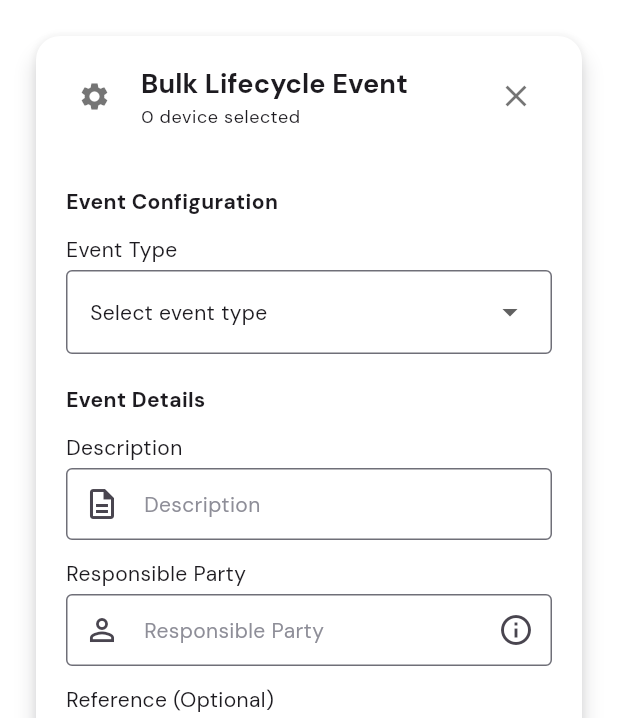
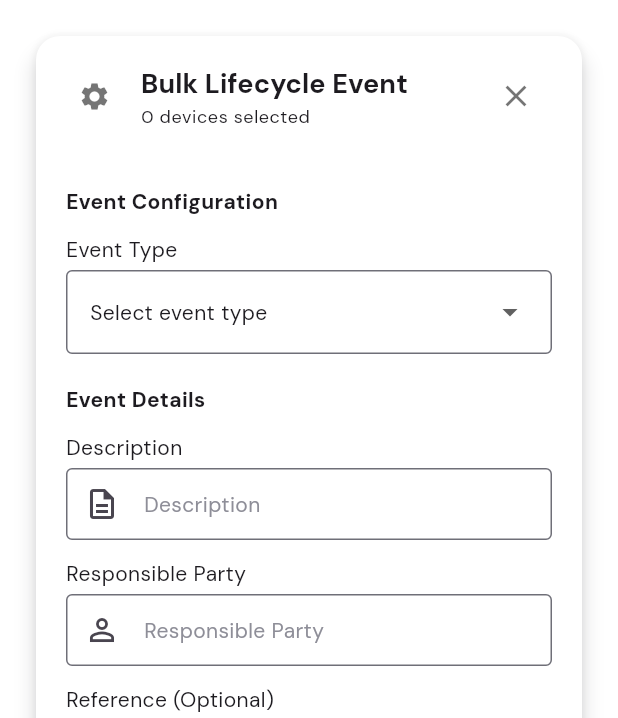
Before and after one commit to waynee3/lacakind-frontend, a Flutter app: the BulkLifecycleDialog widget shown alone on an empty page, opened directly with empty values, after a tap on "Apply changes", on a phone screen of 412 x 824 dp. Shown: the part 123-841 px from the top of the screen. Run offline on Flutter 3.47's test engine with Material 3 defaults, Android fonts, the phone set to English and light mode, and no system bars; our stand-ins replace csv, dio, file_picker, flutter_bloc, flutter_secure_storage, freezed_annotation and 2 more; missing offline and left inert: scaled_app; accounts and stored records are empty; generated files the repository leaves out were written again.

Commit message:
Event type and bulk lifecycle dialog

```diff
--- /dev/null
+++ b/lib/data/enums/device_event_type.dart
@@ -0,0 +1,14 @@
+enum DeviceEventType {
+  procurementArrival('Procurement & Arrival'),
+  warehouseStorage('Warehouse Storage'),
+  deployment('Deployment to Client'),
+  maintenanceStart('Maintenance/Repair Start'),
+  maintenanceComplete('Maintenance/Repair Complete'),
+  swapDeployment('Swap/Spare Deployment'),
+  returnFromClient('Return from Client/End of Use'),
+  retirement('Retirement/Decommission');
+
+  const DeviceEventType(this.label);
+
+  final String label;
+}
--- a/lib/layouts/app_scaffold/widget/app_drawer.dart
+++ b/lib/layouts/app_scaffold/widget/app_drawer.dart
@@ -12,7 +12,7 @@ class AppDrawer extends StatelessWidget {
 
     final dashboardLoc = DashboardRoute().location;
     final deviceLoc = DeviceListRoute().location;
-    final clientsLoc = ClientsRoute().location;
+    final clientsLoc = ClientListRoute().location;
     final contractsLoc = ContractsRoute().location;
     final lifecycleLogLoc = LifecycleLogRoute().location;
 
@@ -39,7 +39,7 @@ class AppDrawer extends StatelessWidget {
           icon: Icons.dashboard_outlined,
           iconActive: Icons.dashboard,
           location: clientsLoc,
-          onClick: () => ClientsRoute().go(context),
+          onClick: () => ClientListRoute().go(context),
           currentLocation: current,
         ),
         NavigationItem(
--- a/lib/screens/device/device_list/widget/bulk_lifecycle_dialog.dart
+++ b/lib/screens/device/device_list/widget/bulk_lifecycle_dialog.dart
@@ -1,39 +1,38 @@
 import 'package:flutter/material.dart';
 import 'package:lacakind_frontend/container.dart';
+import 'package:lacakind_frontend/data/enums/device_event_type.dart';
 import 'package:lacakind_frontend/extensions/text_ext.dart';
 import 'package:lacakind_frontend/styles/color.styles.dart';
 import 'package:lacakind_frontend/widgets/label_dropdown.dart';
 import 'package:lacakind_frontend/widgets/label_text_field.dart';
 
-const _kEventTypes = [
-  'Deployment to Client',
-  'Return from Client',
-  'Sent for Repair',
-  'Returned from Repair',
-  'Decommissioned',
-  'Archived',
-];
+class BulkLifecycleDialog extends StatefulWidget {
+  final List<String> serialNumbers;
 
-class BulkLifecycleDialog extends StatefulWidget {
-  final List<String> selectedIds;
-
-  const BulkLifecycleDialog({super.key, required this.selectedIds});
+  const BulkLifecycleDialog({super.key, required this.serialNumbers});
 
   @override
   State<BulkLifecycleDialog> createState() => _BulkLifecycleDialogState();
 }
 
 class _BulkLifecycleDialogState extends State<BulkLifecycleDialog> {
-  String? _eventType;
+  DeviceEventType? _eventType;
   final _descriptionController = TextEditingController();
+  final _locationController = TextEditingController();
   final _responsiblePartyController = TextEditingController();
   final _referenceController = TextEditingController();
   bool _isLoading = false;
   String? _error;
 
+  bool get _needsLocation =>
+      _eventType == DeviceEventType.deployment ||
+      _eventType == DeviceEventType.swapDeployment ||
+      _eventType == DeviceEventType.maintenanceComplete;
+
   @override
   void dispose() {
     _descriptionController.dispose();
+    _locationController.dispose();
     _responsiblePartyController.dispose();
     _referenceController.dispose();
     super.dispose();
@@ -49,17 +48,17 @@ class _BulkLifecycleDialogState extends State<BulkLifecycleDialog> {
       _error = null;
     });
 
-    final data = {
-      'eventType': _eventType,
-      if (_descriptionController.text.isNotEmpty)
-        'description': _descriptionController.text.trim(),
-      if (_responsiblePartyController.text.isNotEmpty)
-        'responsibleParty': _responsiblePartyController.text.trim(),
-      if (_referenceController.text.isNotEmpty)
-        'relatedReference': _referenceController.text.trim(),
-    };
+    final createdBy = await authRepo.currentEmail() ?? 'unknown';
 
-    final error = await deviceRepo.bulkLifecycleEvent(widget.selectedIds, data);
+    final error = await deviceRepo.bulkLifecycleEvent(
+      serialNumbers: widget.serialNumbers,
+      action: _eventType!.label,
+      createdBy: createdBy,
+      description: _descriptionController.text.trim(),
+      associatedLocation: _locationController.text.trim(),
+      relatedReference: _referenceController.text.trim(),
+    );
+
     if (!mounted) return;
 
     if (error != null) {
@@ -82,6 +81,7 @@ class _BulkLifecycleDialogState extends State<BulkLifecycleDialog> {
       clipBehavior: Clip.hardEdge,
       child: ConstrainedBox(
         constraints: const BoxConstraints(maxWidth: 480),
+        child: SingleChildScrollView(
           child: Column(
             mainAxisSize: MainAxisSize.min,
             children: [
@@ -91,26 +91,38 @@ class _BulkLifecycleDialogState extends State<BulkLifecycleDialog> {
                 child: Column(
                   crossAxisAlignment: CrossAxisAlignment.start,
                   children: [
-                  _buildSectionHeader(
-                    icon: Icons.calendar_today_outlined,
-                    label: 'Event Configuration',
-                    textTheme: textTheme,
+                    Text(
+                      'Event Configuration',
+                      style: textTheme.bodyMedium
+                          ?.copyWith(fontWeight: FontWeight.bold),
                     ),
                     const SizedBox(height: 12),
-                  LabelDropdown<String>(
+                    LabelDropdown<DeviceEventType>(
                       label: 'Event Type',
                       hintText: 'Select event type',
                       value: _eventType,
-                    items: _kEventTypes
-                        .map((e) => DropdownMenuItem(value: e, child: Text(e)))
+                      items: DeviceEventType.values
+                          .map((e) => DropdownMenuItem(
+                                value: e,
+                                child: Text(e.label),
+                              ))
                           .toList(),
                       onChanged: (v) => setState(() => _eventType = v),
                     ),
+                    if (_needsLocation) ...[
+                      const SizedBox(height: 12),
+                      LabelTextField(
+                        label: 'Location',
+                        hintText: 'e.g. Client Site, Jakarta',
+                        controller: _locationController,
+                        prefixIcon: const Icon(Icons.location_on_outlined),
+                      ),
+                    ],
                     const SizedBox(height: 20),
-                  _buildSectionHeader(
-                    icon: Icons.info_outline,
-                    label: 'Event Details',
-                    textTheme: textTheme,
+                    Text(
+                      'Event Details',
+                      style: textTheme.bodyMedium
+                          ?.copyWith(fontWeight: FontWeight.bold),
                     ),
                     const SizedBox(height: 12),
                     LabelTextField(
@@ -125,7 +137,6 @@ class _BulkLifecycleDialogState extends State<BulkLifecycleDialog> {
                       hintText: 'Responsible Party',
                       controller: _responsiblePartyController,
                       prefixIcon: const Icon(Icons.person_outline),
-                    suffixIcon: const Icon(Icons.info_outline),
                     ),
                     const SizedBox(height: 12),
                     LabelTextField(
@@ -157,7 +168,7 @@ class _BulkLifecycleDialogState extends State<BulkLifecycleDialog> {
                               ? null
                               : () => Navigator.of(context).pop(false),
                           child: Text(
-                          "Cancel",
+                            'Cancel',
                             style: textTheme.bodyLarge?.medium,
                           ),
                         ),
@@ -174,17 +185,16 @@ class _BulkLifecycleDialogState extends State<BulkLifecycleDialog> {
                                   width: 16,
                                   height: 16,
                                   child: CircularProgressIndicator(
-                                  color: Colors.white,
                                     strokeWidth: 2,
                                   ),
                                 )
                               : Row(
                                   mainAxisAlignment: MainAxisAlignment.center,
                                   children: [
-                                  Icon(Icons.check, size: 16),
+                                    const Icon(Icons.check, size: 16),
                                     const SizedBox(width: 4),
                                     Text(
-                                    "Apply changes",
+                                      'Apply changes',
                                       style: textTheme.bodyLarge?.medium,
                                     ),
                                   ],
@@ -198,10 +208,12 @@ class _BulkLifecycleDialogState extends State<BulkLifecycleDialog> {
             ],
           ),
         ),
+      ),
     );
   }
 
   Widget _buildHeader(TextTheme textTheme) {
+    final count = widget.serialNumbers.length;
     return Padding(
       padding: const EdgeInsets.symmetric(horizontal: 20, vertical: 16),
       child: Row(
@@ -215,9 +227,10 @@ class _BulkLifecycleDialogState extends State<BulkLifecycleDialog> {
             child: Column(
               crossAxisAlignment: CrossAxisAlignment.start,
               children: [
-                Text('Bulk Lifecycle Event', style: textTheme.titleSmall?.bold),
+                Text('Bulk Lifecycle Event',
+                    style: textTheme.titleSmall?.bold),
                 Text(
-                  '${widget.selectedIds.length} device selected',
+                  '$count device${count == 1 ? '' : 's'} selected',
                   style: textTheme.bodySmall,
                 ),
               ],
@@ -231,15 +244,4 @@ class _BulkLifecycleDialogState extends State<BulkLifecycleDialog> {
       ),
     );
   }
-
-  Widget _buildSectionHeader({
-    required IconData icon,
-    required String label,
-    required TextTheme textTheme,
-  }) {
-    return Text(
-      label,
-      style: textTheme.bodyMedium?.copyWith(fontWeight: FontWeight.bold),
-    );
 }
-}
```
Also changed, not shown: lib/data/repositories/auth_repository.dart (+18 -0 lines), lib/data/repositories/device_repository.dart (+24 -6 lines), lib/screens/device/device_detail/device_detail_screen.dart (+29 -60 lines), lib/screens/device/device_list/device_list_screen.dart (+15 -2 lines). Lines whose indentation alone changed are shown as unchanged.
